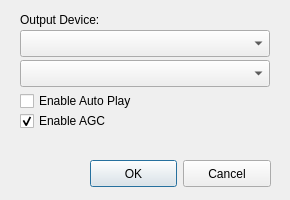
The window that aaxplayer/setup.ui (adalinbv/aax-support) describes before a commit, drawn with Qt 5.
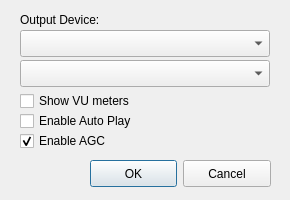
The same window after the commit.

Commit message: Add the option to hide the VU meters and dynamically adjust the dialog size based on the number of VU meters to display in relation to the number of input tracks

Diff of the .ui file:
```diff
--- a/aaxplayer/setup.ui
+++ b/aaxplayer/setup.ui
@@ -118,10 +118,13 @@
    </property>
   </widget>
   <widget class="QCheckBox" name="enableAGC">
+   <property name="enabled">
+    <bool>true</bool>
+   </property>
    <property name="geometry">
     <rect>
      <x>20</x>
-     <y>110</y>
+     <y>130</y>
      <width>251</width>
      <height>22</height>
     </rect>
@@ -140,7 +143,7 @@
    <property name="geometry">
     <rect>
      <x>20</x>
-     <y>90</y>
+     <y>110</y>
      <width>251</width>
      <height>22</height>
     </rect>
@@ -152,6 +155,22 @@
     <string>Enable Auto Play</string>
    </property>
   </widget>
+  <widget class="QCheckBox" name="enableVUmeters">
+   <property name="geometry">
+    <rect>
+     <x>20</x>
+     <y>90</y>
+     <width>251</width>
+     <height>22</height>
+    </rect>
+   </property>
+   <property name="toolTip">
+    <string>&lt;html&gt;&lt;head/&gt;&lt;body&gt;&lt;p&gt;Auto Play will start the newly selected file from the file selection dialog as soon as the input device is ready (finished playing the previous track).&lt;/p&gt;&lt;/body&gt;&lt;/html&gt;</string>
+   </property>
+   <property name="text">
+    <string>Show VU meters</string>
+   </property>
+  </widget>
  </widget>
  <tabstops>
   <tabstop>OutputDevice</tabstop>
```
The commit also changes 7 other files.
